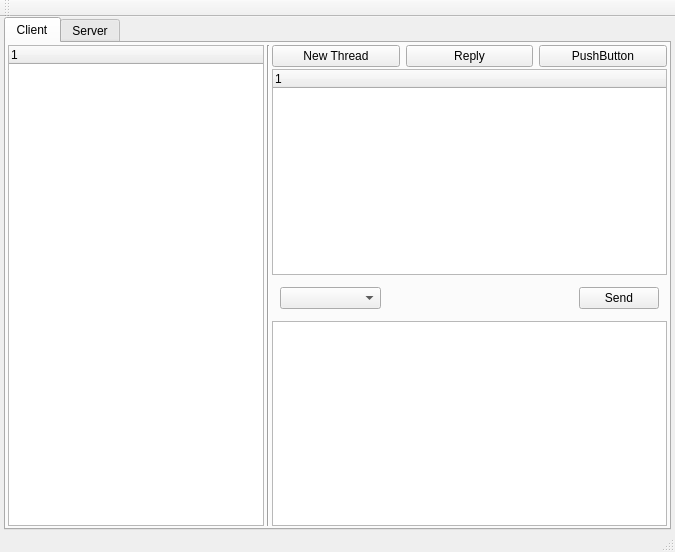
Before: the Qt Designer form mainwindow.ui in paule32/mathnews, drawn with Qt 5.
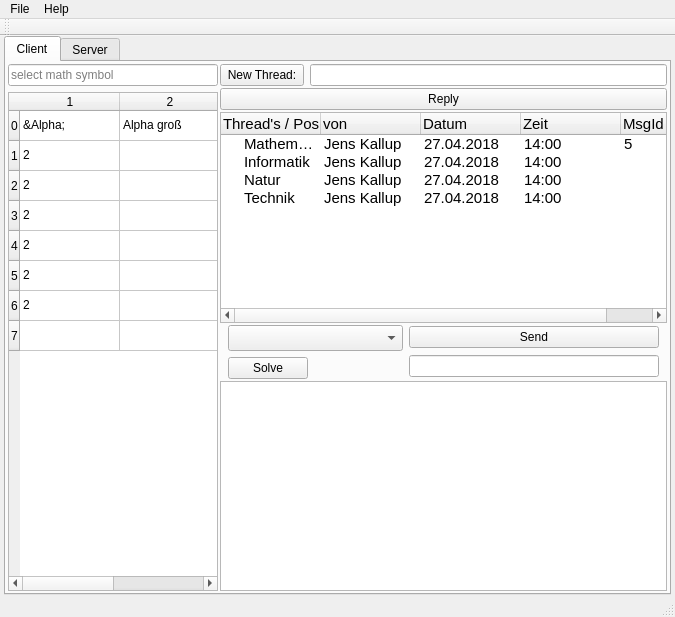
After: the same form once the commit is applied. The open tabs and pages were chosen to show the change. Custom widgets are drawn as their Qt base class.

Diff of the .ui file:
```diff
--- a/mainwindow.ui
+++ b/mainwindow.ui
@@ -7,7 +7,7 @@
     <x>0</x>
     <y>0</y>
     <width>675</width>
-    <height>552</height>
+    <height>617</height>
    </rect>
   </property>
   <property name="windowTitle">
@@ -33,7 +33,7 @@
     <item>
      <widget class="QTabWidget" name="tabWidget">
       <property name="currentIndex">
-       <number>1</number>
+       <number>0</number>
       </property>
       <widget class="QWidget" name="clientTab">
        <property name="sizePolicy">
@@ -73,38 +73,137 @@
            <number>2</number>
           </property>
           <item>
-           <widget class="QTreeWidget" name="treeWidget_3">
+           <layout class="QVBoxLayout" name="verticalLayout_13">
+            <item>
+             <layout class="QVBoxLayout" name="verticalLayout_12">
+              <item>
+               <widget class="QLineEdit" name="symbolText">
             <property name="sizePolicy">
-             <sizepolicy hsizetype="Minimum" vsizetype="Minimum">
+                 <sizepolicy hsizetype="Minimum" vsizetype="Fixed">
               <horstretch>0</horstretch>
               <verstretch>0</verstretch>
              </sizepolicy>
             </property>
+                <property name="placeholderText">
+                 <string>select math symbol</string>
+                </property>
+               </widget>
+              </item>
+              <item>
+               <widget class="MatheSymbole" name="symbolWidget">
+                <property name="sizePolicy">
+                 <sizepolicy hsizetype="Fixed" vsizetype="Preferred">
+                  <horstretch>0</horstretch>
+                  <verstretch>0</verstretch>
+                 </sizepolicy>
+                </property>
             <property name="minimumSize">
              <size>
-              <width>84</width>
+                  <width>210</width>
               <height>0</height>
              </size>
             </property>
+                <property name="maximumSize">
+                 <size>
+                  <width>210</width>
+                  <height>16777215</height>
+                 </size>
+                </property>
+                <row>
+                 <property name="text">
+                  <string>0</string>
+                 </property>
+                </row>
+                <row>
+                 <property name="text">
+                  <string>1</string>
+                 </property>
+                </row>
+                <row>
+                 <property name="text">
+                  <string>2</string>
+                 </property>
+                </row>
+                <row>
+                 <property name="text">
+                  <string>3</string>
+                 </property>
+                </row>
+                <row>
+                 <property name="text">
+                  <string>4</string>
+                 </property>
+                </row>
+                <row>
+                 <property name="text">
+                  <string>5</string>
+                 </property>
+                </row>
+                <row>
+                 <property name="text">
+                  <string>6</string>
+                 </property>
+                </row>
+                <row>
+                 <property name="text">
+                  <string>7</string>
+                 </property>
+                </row>
             <column>
              <property name="text">
-              <string/>
-             </property>
-            </column>
-           </widget>
-          </item>
-          <item>
-           <widget class="Line" name="line">
-            <property name="minimumSize">
-             <size>
-              <width>4</width>
-              <height>0</height>
-             </size>
-            </property>
-            <property name="orientation">
-             <enum>Qt::Vertical</enum>
-            </property>
-           </widget>
+                  <string>1</string>
+                 </property>
+                </column>
+                <column>
+                 <property name="text">
+                  <string>2</string>
+                 </property>
+                </column>
+                <item row="0" column="0">
+                 <property name="text">
+                  <string>&amp;Alpha;</string>
+                 </property>
+                </item>
+                <item row="0" column="1">
+                 <property name="text">
+                  <string>Alpha groß</string>
+                 </property>
+                </item>
+                <item row="1" column="0">
+                 <property name="text">
+                  <string>2</string>
+                 </property>
+                </item>
+                <item row="2" column="0">
+                 <property name="text">
+                  <string>2</string>
+                 </property>
+                </item>
+                <item row="3" column="0">
+                 <property name="text">
+                  <string>2</string>
+                 </property>
+                </item>
+                <item row="4" column="0">
+                 <property name="text">
+                  <string>2</string>
+                 </property>
+                </item>
+                <item row="5" column="0">
+                 <property name="text">
+                  <string>2</string>
+                 </property>
+                </item>
+                <item row="6" column="0">
+                 <property name="text">
+                  <string>2</string>
+                 </property>
+                </item>
+               </widget>
+              </item>
+             </layout>
+            </item>
+           </layout>
           </item>
           <item>
            <widget class="QWidget" name="widget_10" native="true">
@@ -144,35 +243,119 @@
                <item>
                 <layout class="QHBoxLayout" name="horizontalLayout_10">
                  <item>
-                  <widget class="QPushButton" name="pushButton_9">
+                  <widget class="QPushButton" name="newThreadButton">
                    <property name="text">
-                    <string>New Thread</string>
+                    <string> New Thread: </string>
                    </property>
                   </widget>
                  </item>
                  <item>
-                  <widget class="QPushButton" name="pushButton_8">
+                  <layout class="QHBoxLayout" name="horizontalLayout_13">
+                   <item>
+                    <widget class="QLineEdit" name="lineEdit_4"/>
+                   </item>
+                  </layout>
+                 </item>
+                </layout>
+               </item>
+               <item>
+                <widget class="QPushButton" name="replyButton">
                    <property name="text">
                     <string>Reply</string>
                    </property>
                   </widget>
                  </item>
                  <item>
-                  <widget class="QPushButton" name="pushButton_7">
+                <widget class="QTreeWidget" name="postTreeWidget">
+                 <property name="font">
+                  <font>
+                   <pointsize>11</pointsize>
+                  </font>
+                 </property>
+                 <column>
                    <property name="text">
-                    <string>PushButton</string>
-                   </property>
-                  </widget>
+                   <string>Thread's / Postings:</string>
+                  </property>
+                 </column>
+                 <column>
+                  <property name="text">
+                   <string>von</string>
+                  </property>
+                 </column>
+                 <column>
+                  <property name="text">
+                   <string>Datum</string>
+                  </property>
+                 </column>
+                 <column>
+                  <property name="text">
+                   <string>Zeit</string>
+                  </property>
+                 </column>
+                 <column>
+                  <property name="text">
+                   <string>MsgId</string>
+                  </property>
+                 </column>
+                 <item>
+                  <property name="text">
+                   <string>Mathematik</string>
+                  </property>
+                  <property name="text">
+                   <string>Jens Kallup</string>
+                  </property>
+                  <property name="text">
+                   <string>27.04.2018</string>
+                  </property>
+                  <property name="text">
+                   <string>14:00</string>
+                  </property>
+                  <property name="text">
+                   <string>5</string>
+                  </property>
                  </item>
-                </layout>
+                 <item>
+                  <property name="text">
+                   <string>Informatik</string>
+                  </property>
+                  <property name="text">
+                   <string>Jens Kallup</string>
+                  </property>
+                  <property name="text">
+                   <string>27.04.2018</string>
+                  </property>
+                  <property name="text">
+                   <string>14:00</string>
+                  </property>
                </item>
                <item>
-                <widget class="QTreeWidget" name="treeWidget">
-                 <column>
                   <property name="text">
-                   <string/>
+                   <string>Natur</string>
                   </property>
-                 </column>
+                  <property name="text">
+                   <string>Jens Kallup</string>
+                  </property>
+                  <property name="text">
+                   <string>27.04.2018</string>
+                  </property>
+                  <property name="text">
+                   <string>14:00</string>
+                  </property>
+                 </item>
+                 <item>
+                  <property name="text">
+                   <string>Technik</string>
+                  </property>
+                  <property name="text">
+                   <string>Jens Kallup</string>
+                  </property>
+                  <property name="text">
+                   <string>27.04.2018</string>
+                  </property>
+                  <property name="text">
+                   <string>14:00</string>
+                  </property>
+                 </item>
                 </widget>
                </item>
                <item>
@@ -208,7 +391,14 @@
                      <number>8</number>
                     </property>
                     <item>
+                     <layout class="QVBoxLayout" name="verticalLayout_14">
+                      <item>
                      <widget class="QComboBox" name="comboBox">
+                        <property name="font">
+                         <font>
+                          <pointsize>11</pointsize>
+                         </font>
+                        </property>
                       <item>
                        <property name="text">
                         <string/>
@@ -216,48 +406,72 @@
                       </item>
                       <item>
                        <property name="text">
-                        <string>Summe</string>
+                          <string>griechisches Alphabet</string>
                        </property>
                       </item>
                       <item>
                        <property name="text">
-                        <string>Multiplikation</string>
+                          <string>Zahlen</string>
                        </property>
                       </item>
                       <item>
                        <property name="text">
-                        <string>Wurzel</string>
-                       </property>
-                      </item>
+                          <string>Mathe Operatoren</string>
+                         </property>
+                        </item>
+                        <item>
+                         <property name="text">
+                          <string>Mathe-Symbole</string>
+                         </property>
+                        </item>
+                        <item>
+                         <property name="text">
+                          <string>Informatik-Symbole</string>
+                         </property>
+                        </item>
+                        <item>
+                         <property name="text">
+                          <string>Technik-Symbole</string>
+                         </property>
+                        </item>
                      </widget>
                     </item>
                     <item>
-                     <spacer name="horizontalSpacer_5">
-                      <property name="orientation">
-                       <enum>Qt::Horizontal</enum>
-                      </property>
-                      <property name="sizeHint" stdset="0">
-                       <size>
-                        <width>40</width>
-                        <height>20</height>
-                       </size>
-                      </property>
-                     </spacer>
-                    </item>
+                       <widget class="QPushButton" name="solveButton">
+                        <property name="sizePolicy">
+                         <sizepolicy hsizetype="Fixed" vsizetype="Preferred">
+                          <horstretch>0</horstretch>
+                          <verstretch>0</verstretch>
+                         </sizepolicy>
+                        </property>
+                        <property name="text">
+                         <string>Solve</string>
+                        </property>
+                       </widget>
+                      </item>
+                     </layout>
+                    </item>
                     <item>
-                     <widget class="QPushButton" name="pushButton_10">
+                     <layout class="QVBoxLayout" name="verticalLayout_15">
+                      <item>
+                       <widget class="QPushButton" name="sendButton">
                       <property name="text">
                        <string>Send</string>
                       </property>
                      </widget>
                     </item>
+                      <item>
+                       <widget class="QLineEdit" name="replyEditLine"/>
+                      </item>
+                     </layout>
+                    </item>
                    </layout>
                   </item>
                  </layout>
                 </widget>
                </item>
                <item>
-                <widget class="QPlainTextEdit" name="inputBox"/>
+                <widget class="SymbolInputBox" name="inputBox"/>
                </item>
               </layout>
              </item>
@@ -585,7 +799,7 @@
            <item>
             <layout class="QHBoxLayout" name="horizontalLayout_2">
              <item>
-              <widget class="QListWidget" name="listWidget_2">
+              <widget class="QTreeWidget" name="treeWidget_2">
                <property name="sizePolicy">
                 <sizepolicy hsizetype="Expanding" vsizetype="Expanding">
                  <horstretch>0</horstretch>
@@ -598,12 +812,27 @@
                  <height>0</height>
                 </size>
                </property>
+               <column>
+                <property name="text">
+                 <string>Gruppen</string>
+                </property>
+               </column>
+               <item>
+                <property name="text">
+                 <string>Mathematik</string>
+                </property>
+               </item>
+               <item>
+                <property name="text">
+                 <string>Informatik</string>
+                </property>
+               </item>
               </widget>
              </item>
              <item>
               <layout class="QVBoxLayout" name="verticalLayout_5">
                <item>
-                <widget class="QPushButton" name="pushButton_2">
+                <widget class="QPushButton" name="addGroupButton">
                  <property name="text">
                   <string>Add Group</string>
                  </property>
@@ -812,6 +1041,20 @@
      <height>22</height>
     </rect>
    </property>
+   <widget class="QMenu" name="menuFile">
+    <property name="title">
+     <string>File</string>
+    </property>
+    <addaction name="actionExit"/>
+   </widget>
+   <widget class="QMenu" name="menuHelp">
+    <property name="title">
+     <string>Help</string>
+    </property>
+    <addaction name="actionAbout"/>
+   </widget>
+   <addaction name="menuFile"/>
+   <addaction name="menuHelp"/>
   </widget>
   <widget class="QToolBar" name="mainToolBar">
    <attribute name="toolBarArea">
@@ -822,8 +1065,30 @@
    </attribute>
   </widget>
   <widget class="QStatusBar" name="statusBar"/>
+  <action name="actionExit">
+   <property name="text">
+    <string>Exit ...</string>
+   </property>
+  </action>
+  <action name="actionAbout">
+   <property name="text">
+    <string>About</string>
+   </property>
+  </action>
  </widget>
  <layoutdefault spacing="6" margin="11"/>
+ <customwidgets>
+  <customwidget>
+   <class>MatheSymbole</class>
+   <extends>QTableWidget</extends>
+   <header>mathesymbole.h</header>
+  </customwidget>
+  <customwidget>
+   <class>SymbolInputBox</class>
+   <extends>QPlainTextEdit</extends>
+   <header>symbolinputbox.h</header>
+  </customwidget>
+ </customwidgets>
  <resources/>
  <connections/>
 </ui>
```
Lines whose indentation alone changed are shown as unchanged.
